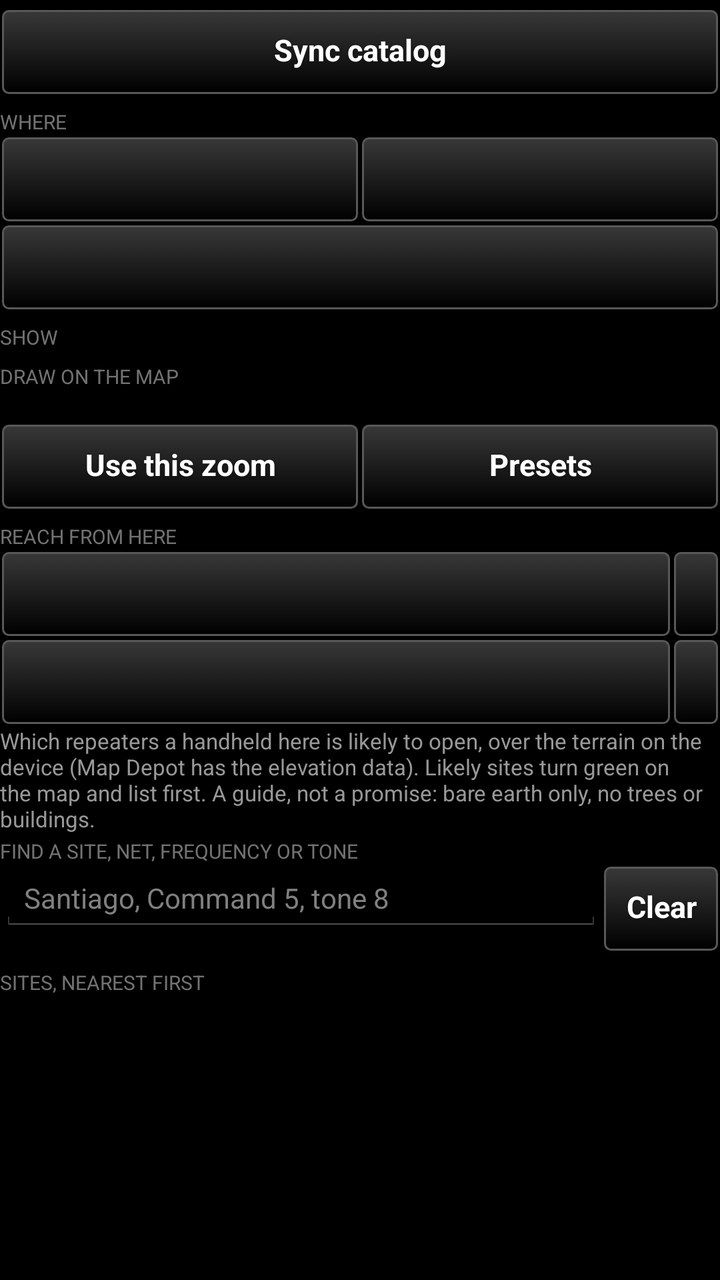
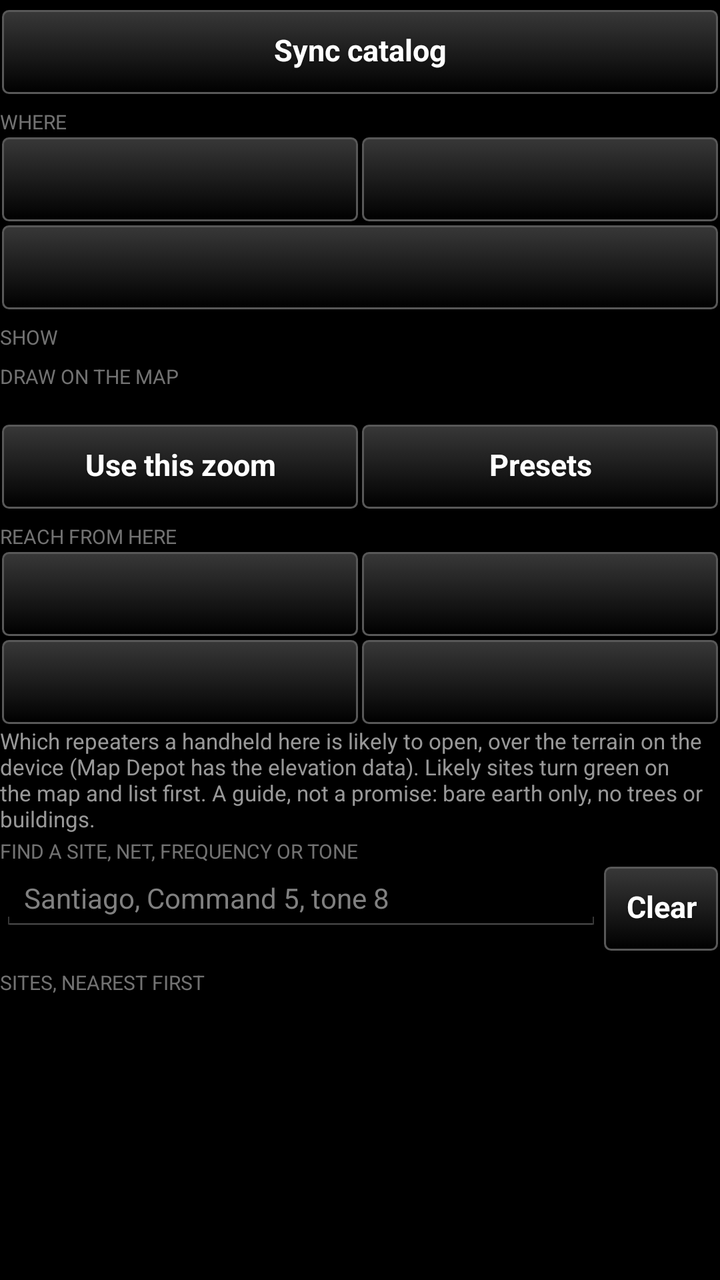

An Android layout rendered at two revisions. The XML below is the earlier revision; the diff shows what the commit changed to produce the second picture.
<!-- AndroidManifest.xml: application theme AppTheme -->
<!-- res/layout/controls_header.xml -->
<?xml version="1.0" encoding="utf-8"?>
<LinearLayout xmlns:android="http://schemas.android.com/apk/res/android"
    android:layout_width="match_parent"
    android:layout_height="wrap_content"
    android:orientation="vertical">

    
    <Button
        style="@style/TakwerxButton"
        android:id="@+id/sync"
        android:layout_width="match_parent"
        android:layout_height="wrap_content"
        android:layout_marginTop="4dp"
        android:text="@string/resync" />

    <TextView
        android:layout_width="match_parent"
        android:layout_height="wrap_content"
        android:text="Where"
        android:textSize="10sp"
        android:textAllCaps="true"
        android:paddingTop="6dp"
        android:alpha="0.6" />

    <LinearLayout
        android:layout_width="match_parent"
        android:layout_height="wrap_content"
        android:orientation="horizontal">

        <Button
            style="@style/TakwerxButton"
            android:id="@+id/state"
            android:layout_width="0dp"
            android:layout_weight="1"
            android:layout_height="wrap_content" />

        
        <Button
            style="@style/TakwerxButton"
            android:id="@+id/from"
            android:layout_width="0dp"
            android:layout_weight="1"
            android:layout_height="wrap_content" />
    </LinearLayout>

    <Button
        style="@style/TakwerxButton"
        android:id="@+id/radius"
        android:layout_width="match_parent"
        android:layout_height="wrap_content" />

    <TextView
        android:layout_width="match_parent"
        android:layout_height="wrap_content"
        android:text="Show"
        android:textSize="10sp"
        android:textAllCaps="true"
        android:paddingTop="6dp"
        android:alpha="0.6" />

    
    <LinearLayout
        android:id="@+id/agencies"
        android:layout_width="match_parent"
        android:layout_height="wrap_content"
        android:orientation="vertical" />

    <TextView
        android:layout_width="match_parent"
        android:layout_height="wrap_content"
        android:text="Draw on the map"
        android:textSize="10sp"
        android:textAllCaps="true"
        android:paddingTop="6dp"
        android:alpha="0.6" />

    <TextView
        android:id="@+id/zoom_label"
        android:layout_width="match_parent"
        android:layout_height="wrap_content"
        android:textSize="12sp" />

    <LinearLayout
        android:layout_width="match_parent"
        android:layout_height="wrap_content"
        android:orientation="horizontal">

        <Button
            style="@style/TakwerxButton"
            android:id="@+id/zoom_set"
            android:layout_width="0dp"
            android:layout_weight="1"
            android:layout_height="wrap_content"
            android:text="Use this zoom" />

        <Button
            style="@style/TakwerxButton"
            android:id="@+id/zoom_preset"
            android:layout_width="0dp"
            android:layout_weight="1"
            android:layout_height="wrap_content"
            android:text="Presets" />
    </LinearLayout>

    <TextView
        android:layout_width="match_parent"
        android:layout_height="wrap_content"
        android:text="Reach from here"
        android:textSize="10sp"
        android:textAllCaps="true"
        android:paddingTop="6dp"
        android:alpha="0.6" />

    <LinearLayout
        android:layout_width="match_parent"
        android:layout_height="wrap_content"
        android:orientation="horizontal">

        
        <Button
            style="@style/TakwerxButton"
            android:id="@+id/me_viewshed"
            android:layout_width="0dp"
            android:layout_weight="1"
            android:layout_height="wrap_content" />

        <Button
            style="@style/TakwerxButton"
            android:id="@+id/viewshed_range"
            android:layout_width="wrap_content"
            android:layout_height="wrap_content" />
    </LinearLayout>

    <LinearLayout
        android:layout_width="match_parent"
        android:layout_height="wrap_content"
        android:orientation="horizontal">

        
        <Button
            style="@style/TakwerxButton"
            android:id="@+id/me_height"
            android:layout_width="0dp"
            android:layout_weight="1"
            android:layout_height="wrap_content" />

        
        <Button
            style="@style/TakwerxButton"
            android:id="@+id/only_likely"
            android:layout_width="wrap_content"
            android:layout_height="wrap_content" />
    </LinearLayout>

    <TextView
        android:id="@+id/viewshed_note"
        android:layout_width="match_parent"
        android:layout_height="wrap_content"
        android:text="@string/viewshed_note"
        android:textSize="11sp"
        android:alpha="0.8" />

    <TextView
        android:layout_width="match_parent"
        android:layout_height="wrap_content"
        android:text="Find a site, net, frequency or tone"
        android:textSize="10sp"
        android:textAllCaps="true"
        android:paddingTop="2dp"
        android:alpha="0.6" />

    
    <LinearLayout
        android:layout_width="match_parent"
        android:layout_height="wrap_content"
        android:orientation="horizontal"
        android:baselineAligned="false">

        <EditText
            android:id="@+id/search"
            android:layout_width="0dp"
            android:layout_weight="1"
            android:layout_height="wrap_content"
            android:hint="@string/search_hint"
            android:inputType="text"
            android:maxLines="1"
            android:textSize="14sp" />

        <Button
            style="@style/TakwerxButton"
            android:id="@+id/search_clear"
            android:layout_width="wrap_content"
            android:layout_height="wrap_content"
            android:layout_gravity="center_vertical"
            android:text="@string/clear" />
    </LinearLayout>

    <TextView
        android:layout_width="match_parent"
        android:layout_height="wrap_content"
        android:text="Sites, nearest first"
        android:textSize="10sp"
        android:textAllCaps="true"
        android:paddingTop="8dp"
        android:alpha="0.6" />

</LinearLayout>
<!-- resources referenced by this layout -->
<resources>
  <string name="clear">Clear</string>
  <string name="resync">Sync catalog</string>
  <string name="search_hint">Santiago, Command 5, tone 8</string>
  <string name="viewshed_note">Which repeaters a handheld here is likely to open, over the terrain on the device (Map Depot has the elevation data). Likely sites turn green on the map and list first. A guide, not a promise: bare earth only, no trees or buildings.</string>
  <style name="TakwerxButton" parent="@style/darkButton">
          <item name="android:paddingLeft">12dp</item>
          <item name="android:paddingRight">12dp</item>
          <item name="android:paddingTop">6dp</item>
          <item name="android:paddingBottom">8dp</item>
          <item name="android:minHeight">44dp</item>
          <item name="android:minWidth">0dp</item>
          <item name="android:textSize">15sp</item>
          <item name="android:singleLine">true</item>
          <item name="android:ellipsize">end</item>
      </style>
  <style name="AppTheme" parent="@android:style/Theme.Holo">
          <item name="android:buttonStyle">@android:style/Widget.Button</item>
          <item name="android:imageButtonStyle">@android:style/Widget.Button</item>
          <item name="android:buttonStyleToggle">@android:style/Widget.Button</item>
          <item name="android:spinnerStyle">@style/ATAKSpinner</item>
          <item name="android:spinnerItemStyle">@style/ATAKSpinnerItem</item>
          <item name="android:editTextStyle">@style/ATAKEditText</item>
      </style>
  <style name="darkButton" parent="@android:style/Widget.Button">
          <item name="android:background">@drawable/btn_gray</item>
          <item name="android:shadowColor">@color/darker_gray</item>
          <item name="android:shadowDy">1</item>
          <item name="android:shadowRadius">2</item>
          <item name="android:textColor">@color/white</item>
          <item name="android:textStyle">bold</item>
          <item name="android:paddingTop">0dp</item>
          <item name="android:paddingBottom">3dp</item>
          <item name="android:textSize">@dimen/fontSize</item>
      </style>
  <style name="ATAKSpinner" parent="@android:style/Widget.Spinner">
          <item name="android:spinnerMode">dialog</item>
      </style>
  <style name="ATAKSpinnerItem">
          <item name="android:textColor">@android:color/white</item>
          <item name="android:dropDownVerticalOffset">0dip</item>
          <item name="android:dropDownHorizontalOffset">0dip</item>
          <item name="android:dropDownWidth">wrap_content</item>
          <item name="android:gravity">left|center_vertical</item>
      </style>
  <style name="ATAKEditText" parent="@android:style/Widget.EditText">
          
          
  
          
          <item name="android:imeOptions">flagNoFullscreen</item>
      </style>
  <color name="darker_gray">#121212</color>
  <color name="white">#ffffff</color>
  <dimen name="fontSize">14sp</dimen>
  <!-- drawable new_dark_button_disabled (drawable) -->
  <?xml version="1.0" encoding="utf-8"?>
  <layer-list xmlns:android="http://schemas.android.com/apk/res/android">
      <item android:bottom="1dp" android:right="1dp" android:left="1dp" android:top="1dp">
          <shape android:shape="rectangle">
              <corners android:radius="3dp" />
              <stroke
                  android:width="1dp"
                  android:color="#484848" />
              <solid android:color="#484848" />
          </shape>
      </item>
  </layer-list>
  <!-- unchanged entries left out for length: 3 -->
</resources>

<!-- the commit's change to res/layout/controls_header.xml (unified diff, before → after) -->
@@ -127,7 +127,8 @@
         <Button
             style="@style/TakwerxButton"
             android:id="@+id/viewshed_range"
-            android:layout_width="wrap_content"
+            android:layout_width="0dp"
+            android:layout_weight="1"
             android:layout_height="wrap_content" />
     </LinearLayout>
 
@@ -148,7 +149,8 @@
         <Button
             style="@style/TakwerxButton"
             android:id="@+id/only_likely"
-            android:layout_width="wrap_content"
+            android:layout_width="0dp"
+            android:layout_weight="1"
             android:layout_height="wrap_content" />
     </LinearLayout>
 
